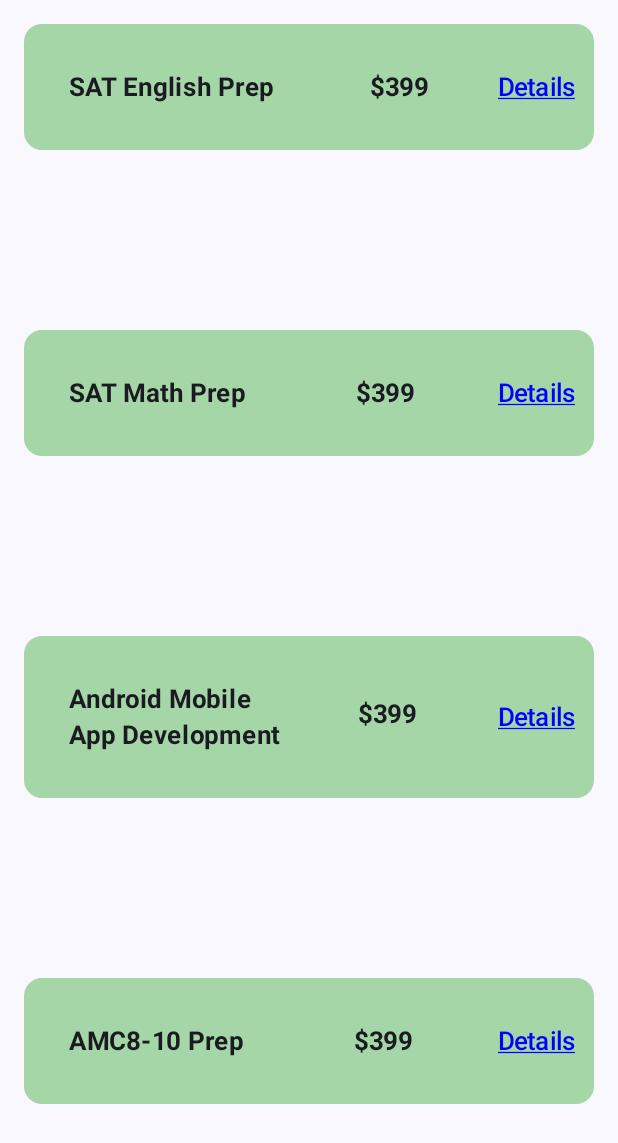
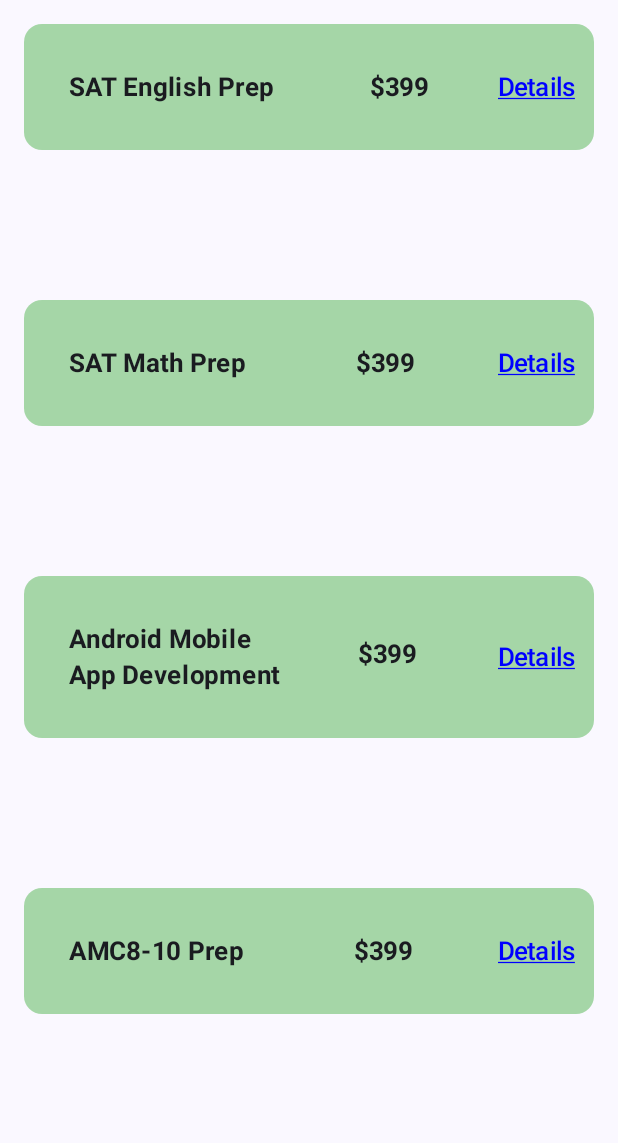
Before and after one commit to Shahira-prog/TutoringApp, an Android app built with Jetpack Compose: the composable CrashCoursesScreen shown on its own in the app's theme, on a phone screen of 412 x 824 dp. Shown: the top 1143 px of the screen. Run offline under Robolectric (Android 15) with nearby library versions, the phone set to English and light mode, and no system bars.

```diff
--- a/app/src/main/java/com/shahira/myuacademy/screens/crashcourses/CrashCoursesScreen.kt
+++ b/app/src/main/java/com/shahira/myuacademy/screens/crashcourses/CrashCoursesScreen.kt
@@ -6,7 +6,9 @@ import androidx.compose.foundation.layout.height
 import androidx.compose.foundation.layout.padding
 import androidx.compose.foundation.layout.width
 import androidx.compose.foundation.layout.wrapContentHeight
+import androidx.compose.foundation.rememberScrollState
 import androidx.compose.foundation.shape.RoundedCornerShape
+import androidx.compose.foundation.verticalScroll
 import androidx.compose.material3.Card
 import androidx.compose.material3.CardDefaults
 import androidx.compose.material3.Surface
@@ -35,7 +37,7 @@ fun CrashCoursesScreen(navController: NavController) {
     var showCard3 by remember { mutableStateOf(false) }
     var showCard4 by remember { mutableStateOf(false) }
 
-    Column(modifier = Modifier.padding(16.dp)) {
+    Column(modifier = Modifier.padding(16.dp).verticalScroll(rememberScrollState())) {
         Card(colors = CardDefaults.cardColors(containerColor = Color(0xFFA5D6A7))) {
             Row {
                 Text(
@@ -67,7 +69,7 @@ fun CrashCoursesScreen(navController: NavController) {
                 }
             }
         }
-        Spacer(modifier = Modifier.height(120.dp))
+        Spacer(modifier = Modifier.height(100.dp))
         Card(colors = CardDefaults.cardColors(containerColor = Color(0xFFA5D6A7))) {
             Row {
                 Text(
@@ -97,7 +99,7 @@ fun CrashCoursesScreen(navController: NavController) {
                 }
             }
         }
-        Spacer(modifier = Modifier.height(120.dp))
+        Spacer(modifier = Modifier.height(100.dp))
         Card(colors = CardDefaults.cardColors(containerColor = Color(0xFFA5D6A7))) {
             Row {
                 Text(
@@ -128,7 +130,7 @@ fun CrashCoursesScreen(navController: NavController) {
                 }
             }
         }
-        Spacer(modifier = Modifier.height(120.dp))
+        Spacer(modifier = Modifier.height(100.dp))
         Card(colors = CardDefaults.cardColors(containerColor = Color(0xFFA5D6A7))) {
             Row {
                 Text(
```
Also changed, not shown: app/src/main/java/com/shahira/myuacademy/MainActivity.kt (+90 -9 lines), app/src/main/java/com/shahira/myuacademy/screens/home/HomeScreen.kt (+0 -14 lines).
